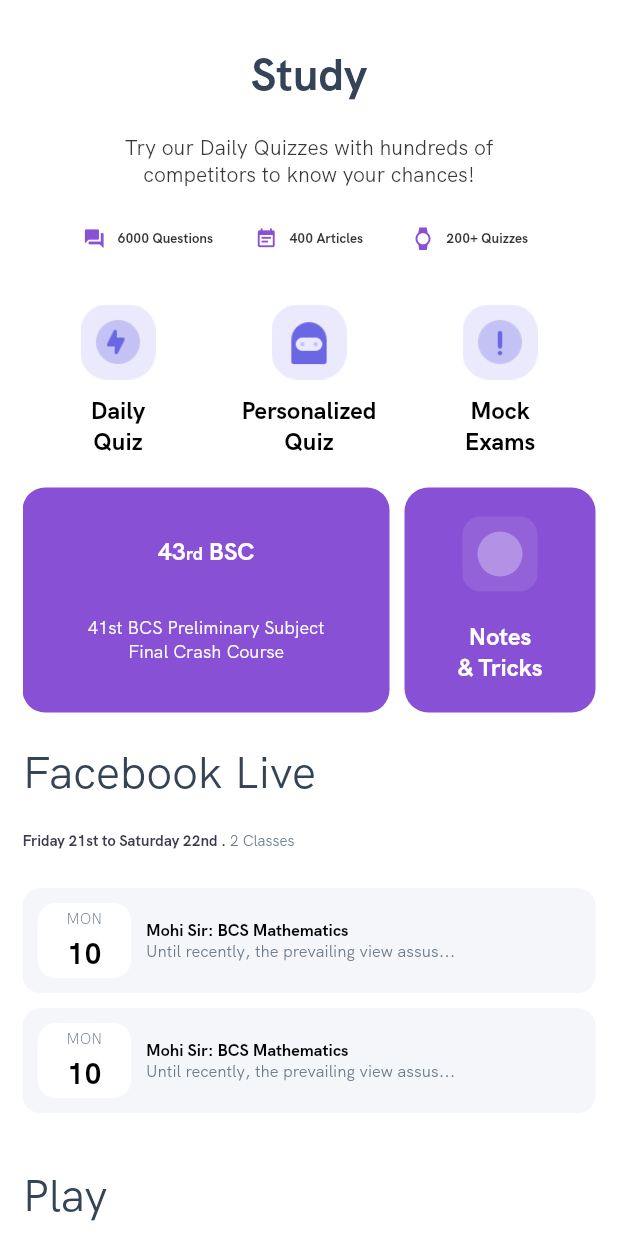
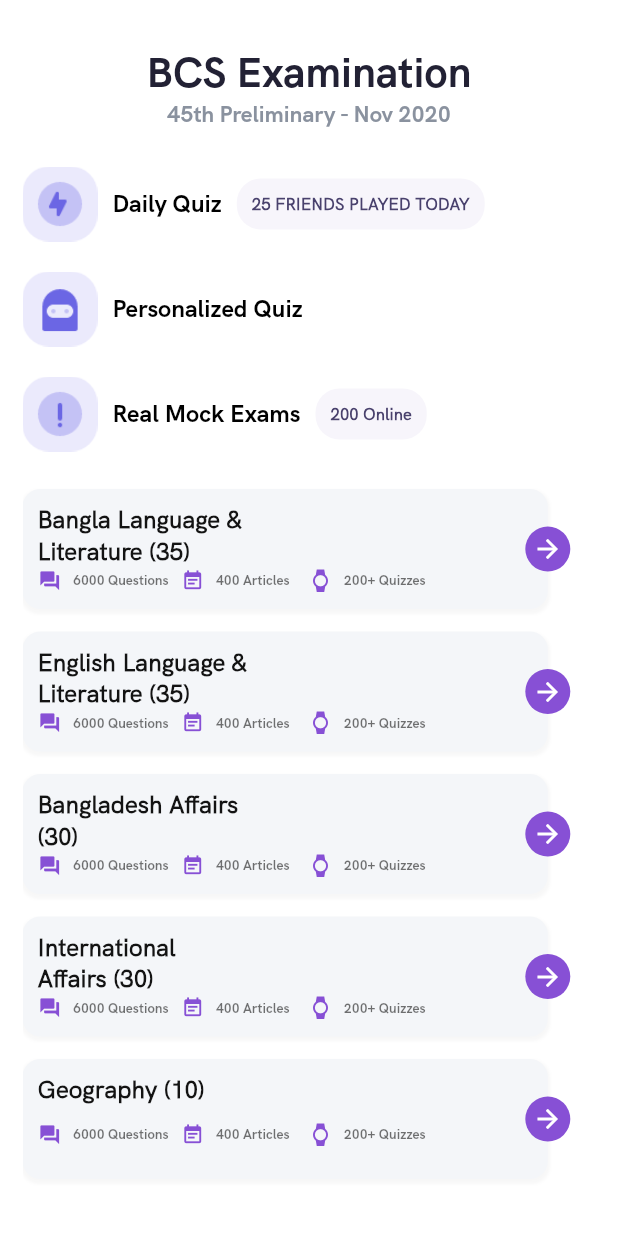
Before and after one commit to ryzlan/flutter_porashona_online, a Flutter app: the screen it shows after launch, after a tap on "6000 Questions", on a phone screen of 412 x 824 dp. Run offline on Flutter 3.47's test engine with Material 2 defaults, Android fonts, the phone set to English and light mode, and no system bars; our stand-ins replace bot_toast, contacts_service, flutter_secure_storage, intl_phone_field, percent_indicator, permission_handler and 1 more; missing offline and left inert: libphonenumber.

Commit message:
subject list page done

```diff
--- a/PorashonaOnline/lib/main.dart
+++ b/PorashonaOnline/lib/main.dart
@@ -2,6 +2,7 @@ import 'package:flutter/material.dart';
 import './pages/LoginScreen.dart';
 import 'package:bot_toast/bot_toast.dart';
 import './pages/home_page_screen/HomePage.dart';
+import './pages/home_page_screen/SubjectListPage.dart';
 
 void main() {
   runApp(MyApp());
@@ -96,7 +97,7 @@ class MyApp extends StatelessWidget {
                 fontSize: 18.0,
                 fontWeight: FontWeight.normal)),
       ),
-      home: HomePage(),
+      home: SubjectListPage(),
       //LoginScreen(),
     );
   }
--- /dev/null
+++ b/PorashonaOnline/lib/pages/home_page_screen/SubjectListPage.dart
@@ -0,0 +1,529 @@
+import 'package:flutter/material.dart';
+import 'package:percent_indicator/linear_percent_indicator.dart';
+
+class SubjectListPage extends StatefulWidget {
+  SubjectListPage({Key key}) : super(key: key);
+
+  @override
+  _SubjectListPageState createState() => _SubjectListPageState();
+}
+
+class _SubjectListPageState extends State<SubjectListPage> {
+  final List colors = [
+    Colors.black,
+    Color.fromRGBO(255, 181, 182, 1),
+    Colors.black,
+    Color.fromRGBO(255, 181, 182, 1)
+  ];
+  final List header = [
+    'Running Brain Game',
+    'Natural Running',
+    'Running Brain Game',
+    'Natural Running'
+  ];
+  final List subs = [
+    '2.418 players',
+    '1.264 players',
+    '2.418 players',
+    '1.264 players'
+  ];
+  final List images = [
+    'assets/images/play/play1.png',
+    'assets/images/play/play2.png',
+    'assets/images/play/play1.png',
+    'assets/images/play/play2.png'
+  ];
+  final List blogImages = [
+    'assets/images/blogs/blog1.png',
+    'assets/images/blogs/blog2.png',
+    'assets/images/blogs/blog1.png',
+    'assets/images/blogs/blog2.png'
+  ];
+
+  final List subjects = [
+    'Biology Basics',
+    'Cosmology',
+    'Biology Basics',
+    'Cosmology'
+  ];
+  final List subHeading = [
+    'Biology & The' + '\n' + 'Scientific Method',
+    'Earth Geological' + '\n' + '& Climatic HHistory',
+    'Biology & The' + '\n' + 'Scientific Method',
+    'Earth Geological' + '\n' + '& Climatic HHistory'
+  ];
+
+  final List lessons = [
+    '4 of 8 lessons',
+    '2 of 13 lessons',
+    '4 of 8 lessons',
+    '2 of 13 lessons'
+  ];
+
+  @override
+  Widget build(BuildContext context) {
+    return Scaffold(
+      body: SafeArea(
+          child: Container(
+        padding: EdgeInsets.only(left: 15, right: 15),
+        child: ListView(
+          shrinkWrap: true,
+          children: [
+            SizedBox(
+              height: 30,
+            ),
+            Text(
+              "BCS Examination",
+              style: TextStyle(
+                  color: Color.fromRGBO(34, 33, 52, 1),
+                  fontFamily: 'HKBold',
+                  fontSize: 28.0,
+                  fontWeight: FontWeight.bold),
+              textAlign: TextAlign.center,
+            ),
+            Text(
+              "45th Preliminary - Nov 2020",
+              style: TextStyle(
+                  color: Color.fromRGBO(138, 146, 159, 1),
+                  fontFamily: 'HKBold',
+                  fontSize: 15.0,
+                  fontWeight: FontWeight.bold),
+              textAlign: TextAlign.center,
+            ),
+            SizedBox(
+              height: 15,
+            ),
+            _columnIconWidget(),
+            SizedBox(
+              height: 15,
+            ),
+            _subjectsListWidget(),
+            SizedBox(
+              height: 15,
+            ),
+            Text(
+              "Play",
+              style: Theme.of(context).textTheme.headline2,
+              textAlign: TextAlign.start,
+            ),
+            SizedBox(
+              height: 20,
+            ),
+            _playListWidget(),
+            SizedBox(
+              height: 30,
+            ),
+            Text(
+              "Blog",
+              style: Theme.of(context).textTheme.headline2,
+              textAlign: TextAlign.start,
+            ),
+            SizedBox(
+              height: 20,
+            ),
+            _blogListWidget(context),
+            SizedBox(
+              height: 50,
+            )
+          ],
+        ),
+      )),
+    );
+  }
+
+  _columnIconWidget() {
+    return Container(
+      // alignment: Alignment.center,
+      child: Column(
+        mainAxisAlignment: MainAxisAlignment.spaceAround,
+        crossAxisAlignment: CrossAxisAlignment.start,
+        children: [
+          _iconWidgets("Daily Quiz", 'assets/images/icons/icon2.png',
+              '25 FRIENDS PLAYED TODAY'),
+          _iconWidgets("Personalized Quiz", 'assets/images/icons/icon3.png'),
+          _iconWidgets(
+              "Real Mock Exams", 'assets/images/icons/icon1.png', '200 Online')
+        ],
+      ),
+    );
+  }
+
+  _iconWidgets(String text, String icon, [String stats]) {
+    return Container(
+      child: Row(
+        mainAxisAlignment: MainAxisAlignment.start,
+        crossAxisAlignment: CrossAxisAlignment.center,
+        children: [
+          Container(
+            margin: EdgeInsets.only(top: 10, right: 10, bottom: 10),
+            //padding: EdgeInsets.symmetric(vertical: 10),
+            height: 50,
+            child: Image.asset(
+              icon,
+              fit: BoxFit.fill,
+            ),
+          ),
+          Text(
+            text,
+            style: TextStyle(
+                color: Colors.black,
+                fontFamily: 'HKBold',
+                fontSize: 16.0,
+                fontWeight: FontWeight.bold),
+            textAlign: TextAlign.center,
+          ),
+          stats != null
+              ? Container(
+                  margin: EdgeInsets.only(left: 10),
+                  padding: EdgeInsets.symmetric(vertical: 10, horizontal: 10),
+                  decoration: BoxDecoration(
+                    borderRadius: BorderRadius.circular(16),
+                    color: Color.fromRGBO(247, 245, 251, 1),
+                  ),
+                  child: Text(
+                    stats,
+                    style: TextStyle(
+                        color: Color.fromRGBO(73, 65, 109, 1),
+                        fontFamily: 'HKRegular',
+                        fontSize: 11.0,
+                        fontWeight: FontWeight.bold),
+                    textAlign: TextAlign.center,
+                  ),
+                )
+              : SizedBox(
+                  width: 1,
+                )
+        ],
+      ),
+    );
+  }
+
+  _subjectsListWidget() {
+    return Column(
+      mainAxisAlignment: MainAxisAlignment.start,
+      crossAxisAlignment: CrossAxisAlignment.start,
+      children: [
+        _subject('Bangla Language & Literature (35)'),
+        _subject('English Language & Literature (35)'),
+        _subject('Bangladesh Affairs (30)'),
+        _subject('International Affairs (30)'),
+        _subject('Geography (10)'),
+      ],
+    );
+  }
+
+  _subject(String title) {
+    final arrowButton = new Container(
+      height: 80,
+      width: MediaQuery.of(context).size.width * 0.85,
+      padding: EdgeInsets.all(10),
+      margin: EdgeInsets.only(bottom: 15),
+      decoration: new BoxDecoration(
+          color: Color.fromRGBO(244, 246, 249, 1),
+          // shape: BoxShape.rectangle,
+          borderRadius: new BorderRadius.circular(12.0),
+          boxShadow: [
+            BoxShadow(
+              color: Color.fromRGBO(217, 217, 217, 0.2),
+              spreadRadius: 1,
+              blurRadius: 1,
+              offset: Offset(0, 2), // changes position of shadow
+            ),
+          ]),
+      child: Column(
+        mainAxisAlignment: MainAxisAlignment.spaceAround,
+        crossAxisAlignment: CrossAxisAlignment.start,
+        children: [
+          Container(
+            padding: EdgeInsets.zero,
+            margin: EdgeInsets.zero,
+            width: 140,
+            // height: 30,
+            child: Text(
+              title,
+              textAlign: TextAlign.left,
+              style: TextStyle(
+                  color: Color.fromRGBO(19, 19, 19, 1),
+                  fontFamily: 'HKRegular',
+                  fontSize: 16.0,
+                  fontWeight: FontWeight.bold),
+            ),
+          ),
+          Expanded(flex: 1, child: _rowIconWidgets())
+        ],
+      ),
+    );
+
+    final planetCard = new Positioned(
+      right: -15,
+      top: 25,
+      child: Container(
+        //margin: EdgeInsets.symmetric(vertical: 16),
+        alignment: FractionalOffset.topCenter,
+        child: Container(
+          width: 30,
+          height: 30,
+          // padding: EdgeInsets.all(10),
+          decoration: BoxDecoration(
+            borderRadius: BorderRadius.circular(100),
+            color: Theme.of(context).primaryColor,
+          ),
+          child: Icon(
+            Icons.arrow_forward,
+            color: Colors.white,
+            size: 20,
+          ),
+        ),
+      ),
+    );
+
+    return Container(
+      // margin: const EdgeInsets.symmetric(vertical: 16.0),
+
+      child: new Stack(
+        fit: StackFit.loose,
+        overflow: Overflow.visible,
+        children: [
+          arrowButton,
+          planetCard,
+        ],
+      ),
+    );
+  }
+
+  _rowIconWidgets() {
+    return Row(
+      // mainAxisSize: MainAxisSize.min,
+
+      mainAxisAlignment: MainAxisAlignment.start,
+      crossAxisAlignment: CrossAxisAlignment.start,
+      children: [
+        RaisedButton.icon(
+          elevation: 0,
+          padding: EdgeInsets.all(0),
+          onPressed: () {},
+          label: Text(
+            '6000 Questions',
+            style: TextStyle(
+                color: Color.fromRGBO(19, 19, 19, .6),
+                fontFamily: 'HKBold',
+                fontSize: 9.0),
+          ),
+          icon: Icon(
+            Icons.question_answer,
+            color: Theme.of(context).primaryColor,
+            size: 15,
+          ),
+          textColor: Colors.white,
+          color: Colors.transparent,
+        ),
+        RaisedButton.icon(
+          elevation: 0,
+          padding: EdgeInsets.all(0),
+          onPressed: () {},
+          label: Text(
+            '400 Articles',
+            style: TextStyle(
+                color: Color.fromRGBO(19, 19, 19, .6),
+                fontFamily: 'HKBold',
+                fontSize: 9.0),
+          ),
+          icon: Icon(
+            Icons.event_note,
+            color: Theme.of(context).primaryColor,
+            size: 15,
+          ),
+          textColor: Colors.white,
+          color: Colors.transparent,
+        ),
+        RaisedButton.icon(
+          elevation: 0,
+          padding: EdgeInsets.all(0),
+          onPressed: () {},
+          label: Text(
+            '200+ Quizzes',
+            style: TextStyle(
+                color: Color.fromRGBO(19, 19, 19, .6),
+                fontFamily: 'HKBold',
+                fontSize: 9.0),
+          ),
+          icon: Icon(
+            Icons.watch,
+            color: Theme.of(context).primaryColor,
+            size: 15,
+          ),
+          textColor: Colors.white,
+          color: Colors.transparent,
+        ),
+      ],
+    );
+  }
+
+  _playListWidget() {
+    return Container(
+      padding: EdgeInsets.symmetric(horizontal: 0.0, vertical: 0.0),
+      height: MediaQuery.of(context).size.height * 0.30,
+      child: ListView.builder(
+          scrollDirection: Axis.horizontal,
+          itemCount: header.length,
+          itemBuilder: (context, index) {
+            return Container(
+              margin: EdgeInsets.only(right: 20),
+              width: MediaQuery.of(context).size.width * 0.75,
+              padding: EdgeInsets.all(15),
+              decoration: BoxDecoration(
+                borderRadius: BorderRadius.circular(16),
+                color: colors[index],
+              ),
+              child: Column(
+                  mainAxisAlignment: MainAxisAlignment.end,
+                  crossAxisAlignment: CrossAxisAlignment.start,
+                  children: <Widget>[
+                    Image.asset(
+                      images[index],
+                      height: MediaQuery.of(context).size.height * 0.15,
+                    ),
+                    Text(
+                      header[index],
+                      textAlign: TextAlign.left,
+                      style: TextStyle(
+                          color: Colors.white,
+                          fontFamily: 'HKBold',
+                          fontSize: 16,
+                          fontWeight: FontWeight.bold),
+                    ),
+                    Row(
+                      mainAxisAlignment: MainAxisAlignment.start,
+                      children: [
+                        Icon(
+                          Icons.school,
+                          color: Colors.white,
+                          size: 30,
+                        ),
+                        SizedBox(
+                          width: 5,
+                        ),
+                        Text(
+                          subs[index],
+                          textAlign: TextAlign.left,
+                          style: TextStyle(
+                              color: Colors.white,
+                              fontFamily: 'HKRegular',
+                              fontSize: 15,
+                              fontWeight: FontWeight.normal),
+                        )
+                      ],
+                    )
+                  ]),
+            );
+          }),
+    );
+  }
+
+  _blogListWidget(BuildContext context) {
+    return Container(
+      height: MediaQuery.of(context).size.height * 0.50,
+      padding: EdgeInsets.symmetric(horizontal: 0.0, vertical: 0.0),
+      child: ListView.builder(
+          scrollDirection: Axis.horizontal,
+          itemCount: subjects.length,
+          itemBuilder: (context, index) {
+            return Container(
+              margin: EdgeInsets.only(right: 10),
+
+              width: MediaQuery.of(context).size.width * 0.8,
+              // padding: EdgeInsets.all(15),
+              decoration: BoxDecoration(
+                  borderRadius: BorderRadius.circular(16),
+                  color: Colors.white,
+                  boxShadow: [
+                    BoxShadow(
+                      color: Color.fromRGBO(112, 112, 112, 0.08),
+                      spreadRadius: 2,
+                      blurRadius: 3,
+                      offset: Offset(4, 2), // changes position of shadow
+                    ),
+                  ]),
+              child: Column(
+                  mainAxisAlignment: MainAxisAlignment.start,
+                  crossAxisAlignment: CrossAxisAlignment.start,
+                  children: <Widget>[
+                    ClipRRect(
+                      borderRadius:
+                          BorderRadius.vertical(top: Radius.circular(16)),
+                      child: Image.asset(
+                        blogImages[index],
+                        fit: BoxFit.fill,
+                      ),
+                    ),
+                    Container(
+                      padding: EdgeInsets.all(20),
+                      // alignment: Alignment.center,
+                      child: Column(
+                        mainAxisAlignment: MainAxisAlignment.spaceBetween,
+                        crossAxisAlignment: CrossAxisAlignment.start,
+                        children: [
+                          Text(
+                            subjects[index],
+                            textAlign: TextAlign.left,
+                            style: TextStyle(
+                                color: Color.fromRGBO(84, 104, 255, 1),
+                                fontFamily: 'HKRegular',
+                                fontSize: 14,
+                                fontWeight: FontWeight.normal),
+                          ),
+                          SizedBox(
+                            height: 15,
+                          ),
+                          Text(
+                            subHeading[index],
+                            textAlign: TextAlign.left,
+                            style: TextStyle(
+                                color: Color.fromRGBO(52, 67, 86, 1),
+                                fontFamily: 'HKBold',
+                                fontSize: 20,
+                                fontWeight: FontWeight.normal),
+                          ),
+                          SizedBox(
+                            height: 25,
+                          ),
+                          Row(
+                            mainAxisAlignment: MainAxisAlignment.spaceBetween,
+                            children: [
+                              Expanded(
+                                flex: 4,
+                                child: Text(
+                                  lessons[index],
+                                  textAlign: TextAlign.left,
+                                  style: TextStyle(
+                                      color: Color.fromRGBO(52, 67, 86, 1),
+                                      fontFamily: 'HKRegular',
+                                      fontSize: 14,
+                                      fontWeight: FontWeight.normal),
+                                ),
+                              ),
+                              Spacer(
+                                flex: 1,
+                              ),
+                              Expanded(
+                                flex: 1,
+                                child: LinearPercentIndicator(
+                                  lineHeight: 8.0,
+                                  percent: 0.4,
+                                  linearStrokeCap: LinearStrokeCap.roundAll,
+                                  backgroundColor:
+                                      Color.fromRGBO(151, 151, 151, 0.3),
+                                  progressColor: Color.fromRGBO(0, 217, 205, 1),
+                                ),
+                              )
+                            ],
+                          )
+                        ],
+                      ),
+                    ),
+                  ]),
+            );
+          }),
+    );
+  }
+}
```
